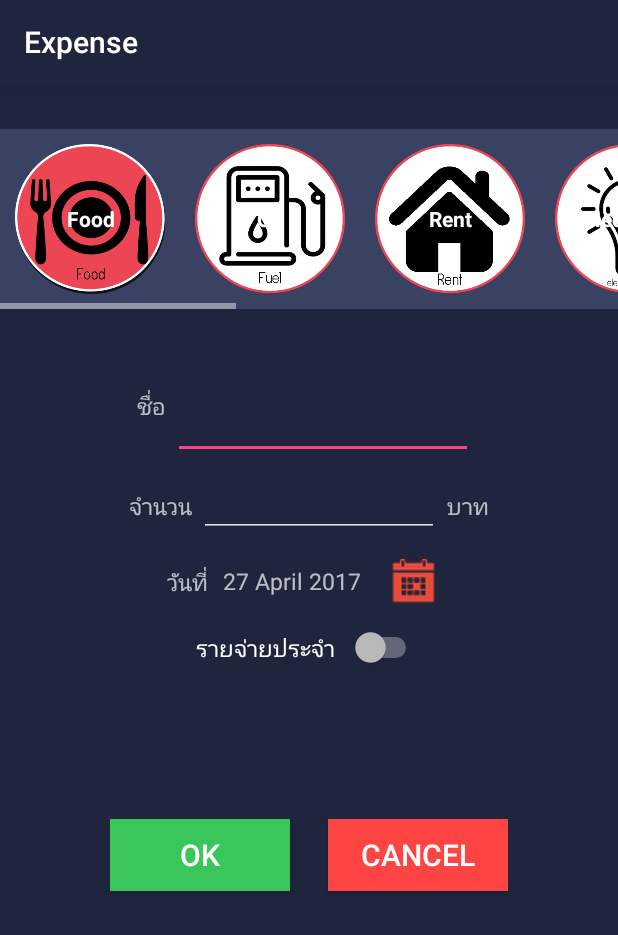
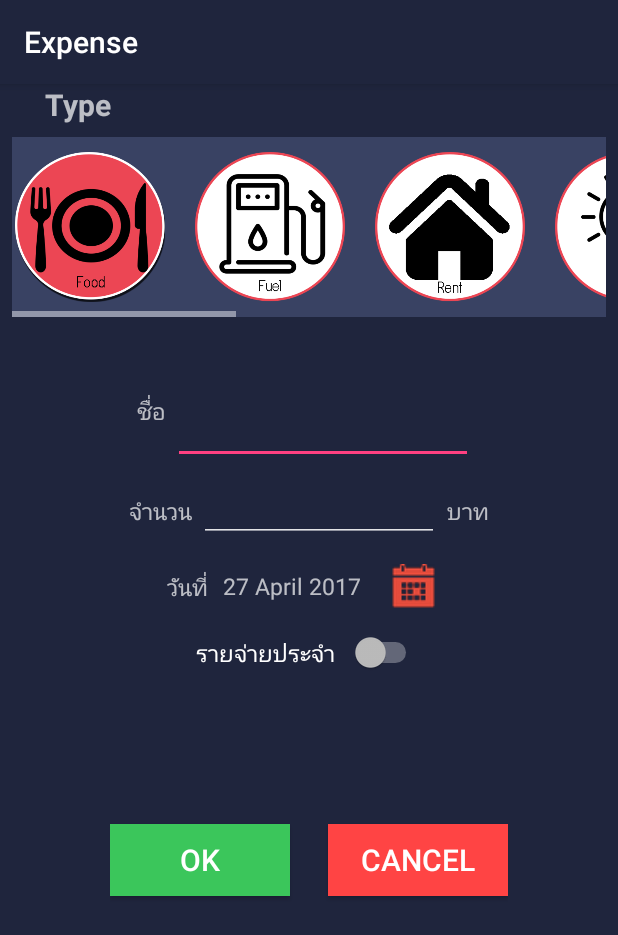
Before and after one commit to KornkamonS/Money, an Android app: the Add_Outcome screen opened directly, with no data from a screen before it, on a phone screen of 412 x 824 dp. Shown: the top 935 px of the screen. Run offline under Robolectric (Android 15) with nearby library versions, the phone set to English and light mode, and no system bars.

Commit message:
content outcome update

```diff
--- a/app/src/main/res/layout/content_add__outcome.xml
+++ b/app/src/main/res/layout/content_add__outcome.xml
@@ -33,13 +33,33 @@
                 app:layout_constraintRight_toRightOf="parent"
                 app:layout_constraintTop_toTopOf="parent"
                 app:layout_constraintVertical_bias="0.0">
+                <TableRow
+                    android:layout_width="match_parent"
+                    android:layout_height="wrap_content" >
+
+                    <LinearLayout
+                        android:layout_width="match_parent"
+                        android:layout_height="wrap_content"
+                        android:orientation="horizontal">
+
+                        <TextView
+                            android:id="@+id/textView"
+                            android:layout_width="wrap_content"
+                            android:layout_height="wrap_content"
+                            android:paddingStart="30dp"
+                            android:textSize="20sp"
+                            android:textStyle="bold"
+                            android:text="Type" />
+
+                    </LinearLayout>
+                </TableRow>
 
                 <TableRow
                     android:layout_width="wrap_content"
                     android:layout_height="wrap_content"
+                    android:layout_margin="8dp"
                     android:gravity="center"
-                    android:paddingBottom="30dp"
-                    android:paddingTop="30dp">
+                    android:paddingBottom="20dp">
 
                     <HorizontalScrollView
                         android:layout_width="wrap_content"
@@ -59,7 +79,6 @@
 
                                 <RadioButton
                                     android:id="@+id/gift2"
-                                    android:text="Food"
                                     style="@style/AddType"
                                     android:background="@drawable/food_type"
                                     android:checked="true" />
@@ -67,25 +86,21 @@
                                 <RadioButton
                                     android:id="@+id/oil"
 
-                                    android:text="Oil"
                                     style="@style/AddType"
                                     android:background="@drawable/oil_type" />
 
                                 <RadioButton
                                     android:id="@+id/home"
-                                    android:text="Rent"
                                     style="@style/AddType"
                                     android:background="@drawable/home_type" />
 
                                 <RadioButton
                                     android:id="@+id/elect"
-                                    android:text="Electronic"
                                     style="@style/AddType"
                                     android:background="@drawable/elect_type" />
 
                                 <RadioButton
                                     android:id="@+id/shop"
-                                    android:text="Shopping"
                                     style="@style/AddType"
                                     android:background="@drawable/shop_type" />
 
@@ -93,13 +108,11 @@
                                     android:id="@+id/entertain"
                                     style="@style/AddType"
 
-                                    android:text="Entertainment"
                                     android:background="@drawable/entertain_type" />
 
                                 <RadioButton
                                     android:id="@+id/pen"
                                     style="@style/AddType"
-                                    android:text="Learning"
                                     android:background="@drawable/pen_type" />
 
                                 <RadioButton
@@ -109,7 +122,6 @@
 
                                 <RadioButton
                                     android:id="@+id/add2"
-                                    android:text="ect."
                                     style="@style/AddType"
                                     android:background="@drawable/add2_type" />
 
```
